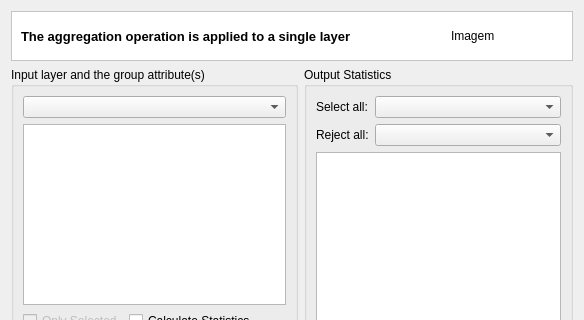
Before: the Qt Designer form src/terralib/vp/qt/ui/AggregationDialogForm.ui in claudiobogossian/terralib5, drawn with Qt 5; both pictures show x 0 to 584 and y 0 to 320 of the 584 by 556 pixel window.
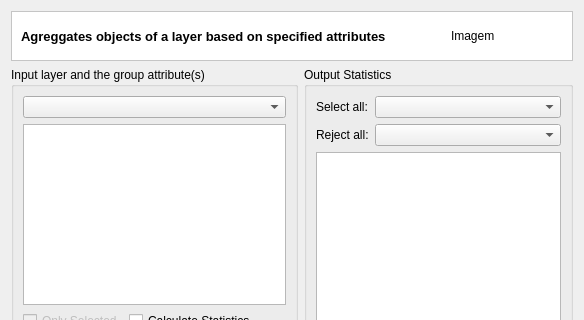
After: the same form once the commit is applied. Custom widgets are drawn as their Qt base class.

```diff
--- a/src/terralib/vp/qt/ui/AggregationDialogForm.ui
+++ b/src/terralib/vp/qt/ui/AggregationDialogForm.ui
@@ -47,7 +47,7 @@
            </font>
           </property>
           <property name="text">
-           <string>The aggregation operation is applied to a single layer</string>
+           <string>Agreggates objects of a layer based on specified attributes</string>
           </property>
          </widget>
         </item>
```
